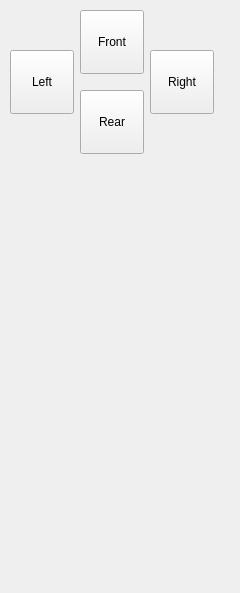
This is control3.ui in free6d1823/NavmCal as Qt 5 draws it before an edit. The edited form follows.
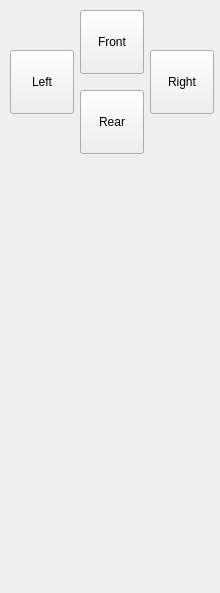
This is the edited form. Icons and pictures are not drawn.

What changed in the file:
```diff
--- a/control3.ui
+++ b/control3.ui
@@ -6,7 +6,7 @@
    <rect>
     <x>0</x>
     <y>0</y>
-    <width>240</width>
+    <width>220</width>
     <height>593</height>
    </rect>
   </property>
@@ -18,7 +18,7 @@
   </property>
   <property name="minimumSize">
    <size>
-    <width>120</width>
+    <width>220</width>
     <height>500</height>
    </size>
   </property>
```
